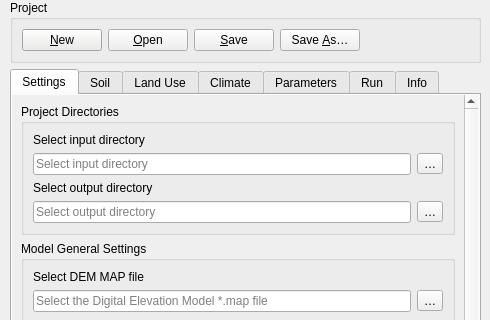
This is rubem_hydrological_dialog_base.ui in LabSid-USP/RUBEMHydrological as Qt 5 draws it before an edit; both pictures show x 0 to 490 and y 0 to 320 of the 490 by 580 pixel window. The edited form follows.
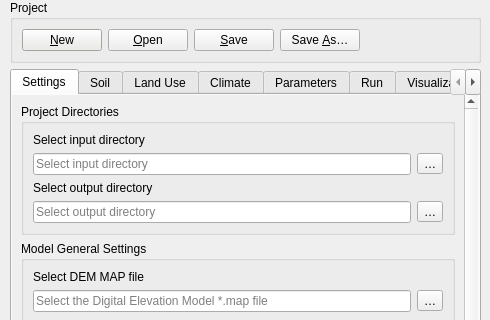
This is the edited form. The open tabs and pages were chosen to show the change. Icons and pictures are not drawn.

Commit message: Add resulting data visualization tab

```diff
--- a/rubem_hydrological_dialog_base.ui
+++ b/rubem_hydrological_dialog_base.ui
@@ -3475,6 +3475,11 @@
         </layout>
        </widget>
       </widget>
+      <widget class="QWidget" name="tab">
+       <attribute name="title">
+        <string>Visualization</string>
+       </attribute>
+      </widget>
       <widget class="QWidget" name="tab_Info">
        <attribute name="title">
         <string>Info</string>
```
Left out of the diff: 2 changed lines with no effect on the pictures.
